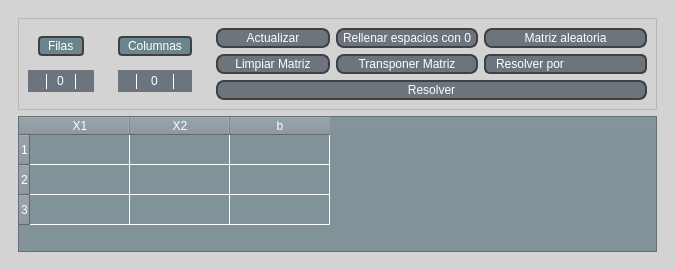
The window that views/qt_files/main_window.ui (Zombender0/Linear_algebra) describes before a commit, drawn with Qt 5.
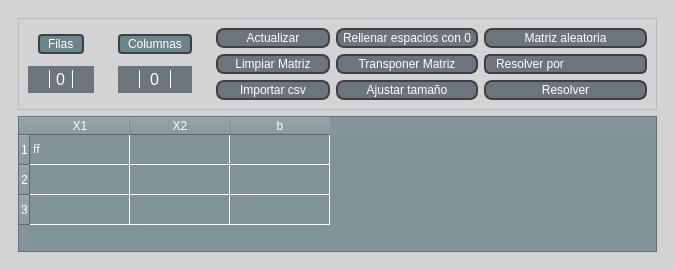
The same window after the commit. Icons and pictures are not drawn.

What changed in the file:
```diff
--- a/views/qt_files/main_window.ui
+++ b/views/qt_files/main_window.ui
@@ -32,7 +32,7 @@
 padding: 1px 5px;
 color: #fff;
 background-color: #6c757d;
-font: 700 9pt &quot;Calibri&quot;;
+font: 700 10pt &quot;Calibri&quot;;
 }
 
 #MainWindow QPushButton:hover{
@@ -45,20 +45,21 @@
 QSpinBox{
 color: white;
 background-color: #6c757d;
+font: 12pt
 }
 QSpinBox:up-button{
 image:url(:/icon/Images/arrow_upwards.png);
 border-left:0.5px solid #fff;
 subcontrol-position:right;
-width: 15px;
-height: 15px;
+width: 18px;
+height: 18px;
 }
 QSpinBox:down-button{
 image:url(:/icon/Images/arrow_downwards.png);
 border-right:0.5px solid #fff;
 subcontrol-position:left;
-width:15px;
-height:15px
+width:18px;
+height:18px
 }
 QSpinBox:up-button:hover{
 background-color: #5c636f;
@@ -72,10 +73,10 @@
     border:2px solid #404040;        
     border-radius: 4px;           
     padding: 2.5px 5px;            
-font: 700 9pt &quot;Calibri&quot;;
+font: 700 11pt &quot;Calibri&quot;;
 }
 QComboBox{
-font: 700 9pt &quot;Calibri&quot;;
+font: 700 10pt &quot;Calibri&quot;;
 color: white;
 background-color: #6c757d;
 border: 1.5px solid #404040;
@@ -108,6 +109,7 @@
 QTableWidget{
 background-color: #819299; 
 gridline-color: #fff;  
+
 }
 
 QHeaderView{
@@ -123,7 +125,8 @@
 background-color: #85939a;
 }
 QTableWidget::item{
-color:#fff
+color:#fff;
+
 }
 QTableWidget::item::hover{
 background-color: #B6BEC2
@@ -336,7 +339,7 @@
               </property>
              </widget>
             </item>
-            <item row="2" column="0" colspan="3">
+            <item row="2" column="2">
              <widget class="QPushButton" name="table_solve_matrix_button">
               <property name="styleSheet">
                <string notr="true"/>
@@ -346,6 +349,20 @@
               </property>
              </widget>
             </item>
+            <item row="2" column="1">
+             <widget class="QPushButton" name="table_adjust_size_button">
+              <property name="text">
+               <string>Ajustar tamaño</string>
+              </property>
+             </widget>
+            </item>
+            <item row="2" column="0">
+             <widget class="QPushButton" name="table_import_from_csv_button">
+              <property name="text">
+               <string>Importar csv</string>
+              </property>
+             </widget>
+            </item>
            </layout>
           </item>
          </layout>
@@ -379,7 +396,13 @@
          </column>
          <item row="0" column="0">
           <property name="text">
-           <string/>
+           <string>ff</string>
+          </property>
+          <property name="font">
+           <font>
+            <family>Calibri</family>
+            <pointsize>9</pointsize>
+           </font>
           </property>
           <property name="flags">
            <set>ItemIsSelectable|ItemIsEditable|ItemIsEnabled</set>
```
Left out of the diff: 9 changed lines with no effect on the pictures.
